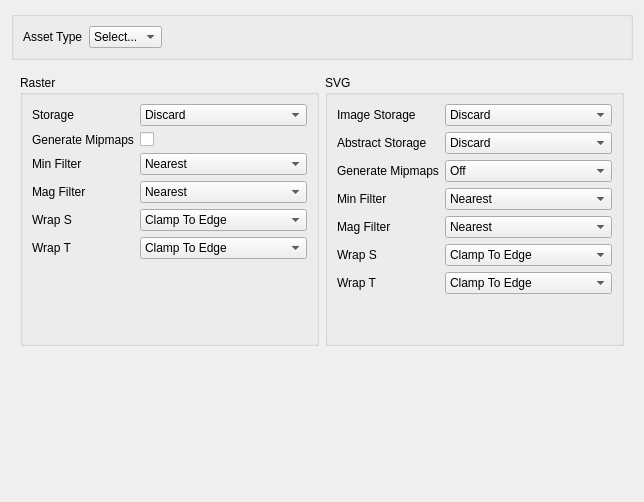
This is editor/ui/tabs/AssetDefaults.ui in RyanDeBarros/Olympian as Qt 5 draws it before an edit. The edited form follows.
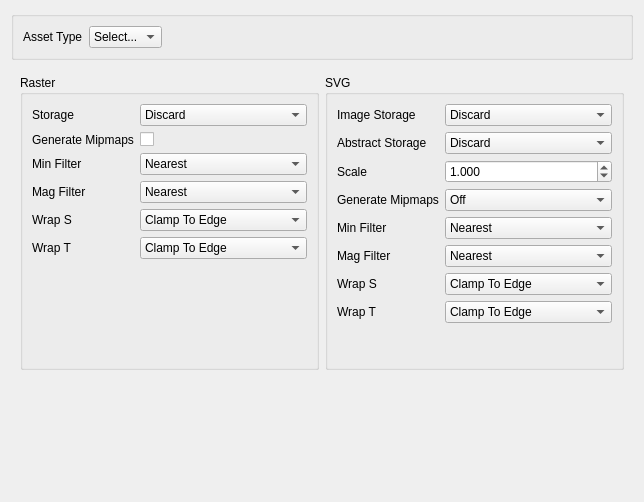
This is the edited form. The open tabs and pages were chosen to show the change.

Commit message: Moved SVG scale to texture settings instead of in sprite params.

```diff
--- a/editor/ui/tabs/AssetDefaults.ui
+++ b/editor/ui/tabs/AssetDefaults.ui
@@ -317,42 +317,42 @@
                 </item>
                </widget>
               </item>
-              <item row="2" column="0">
+              <item row="3" column="0">
                <widget class="QLabel" name="label_10">
                 <property name="text">
                  <string>Generate Mipmaps</string>
                 </property>
                </widget>
               </item>
-              <item row="3" column="0">
+              <item row="4" column="0">
                <widget class="QLabel" name="label_11">
                 <property name="text">
                  <string>Min Filter</string>
                 </property>
                </widget>
               </item>
-              <item row="4" column="0">
+              <item row="5" column="0">
                <widget class="QLabel" name="label_12">
                 <property name="text">
                  <string>Mag Filter</string>
                 </property>
                </widget>
               </item>
-              <item row="5" column="0">
+              <item row="6" column="0">
                <widget class="QLabel" name="label_13">
                 <property name="text">
                  <string>Wrap S</string>
                 </property>
                </widget>
               </item>
-              <item row="6" column="0">
+              <item row="7" column="0">
                <widget class="QLabel" name="label_14">
                 <property name="text">
                  <string>Wrap T</string>
                 </property>
                </widget>
               </item>
-              <item row="2" column="1">
+              <item row="3" column="1">
                <widget class="QComboBox" name="textureSVGMipmaps">
                 <item>
                  <property name="text">
@@ -371,7 +371,7 @@
                 </item>
                </widget>
               </item>
-              <item row="3" column="1">
+              <item row="4" column="1">
                <widget class="QComboBox" name="textureSVGMinFilter">
                 <item>
                  <property name="text">
@@ -405,25 +405,11 @@
                 </item>
                </widget>
               </item>
-              <item row="4" column="1">
-               <widget class="QComboBox" name="textureSVGMagFilter">
-                <item>
-                 <property name="text">
-                  <string>Nearest</string>
-                 </property>
-                </item>
-                <item>
-                 <property name="text">
-                  <string>Linear</string>
-                 </property>
-                </item>
-               </widget>
-              </item>
               <item row="5" column="1">
-               <widget class="QComboBox" name="textureSVGWrapS">
+               <widget class="QComboBox" name="textureSVGMagFilter">
                 <item>
                  <property name="text">
-                  <string>Clamp To Edge</string>
+                  <string>Nearest</string>
                  </property>
                 </item>
                 <item>
@@ -449,6 +435,35 @@
                </widget>
               </item>
               <item row="6" column="1">
+               <widget class="QComboBox" name="textureSVGWrapS">
+                <item>
+                 <property name="text">
+                  <string>Clamp To Edge</string>
+                 </property>
+                </item>
+                <item>
+                 <property name="text">
+                  <string>Clamp To Border</string>
+                 </property>
+                </item>
+                <item>
+                 <property name="text">
+                  <string>Mirrored Repeat</string>
+                 </property>
+                </item>
+                <item>
+                 <property name="text">
+                  <string>Repeat</string>
+                 </property>
+                </item>
+                <item>
+                 <property name="text">
+                  <string>Mirror Clamp To Edge</string>
+                 </property>
+                </item>
+               </widget>
+              </item>
+              <item row="7" column="1">
                <widget class="QComboBox" name="textureSVGWrapT">
                 <item>
                  <property name="text">
@@ -477,6 +492,29 @@
                 </item>
                </widget>
               </item>
+              <item row="2" column="1">
+               <widget class="QDoubleSpinBox" name="textureSVGScale">
+                <property name="decimals">
+                 <number>3</number>
+                </property>
+                <property name="minimum">
+                 <double>0.001000000000000</double>
+                </property>
+                <property name="maximum">
+                 <double>10000.000000000000000</double>
+                </property>
+                <property name="value">
+                 <double>1.000000000000000</double>
+                </property>
+               </widget>
+              </item>
+              <item row="2" column="0">
+               <widget class="QLabel" name="label_24">
+                <property name="text">
+                 <string>Scale</string>
+                </property>
+               </widget>
+              </item>
              </layout>
             </item>
             <item>
```
Left out of the diff: 17 changed lines with no effect on the pictures. The commit also changes 18 other files.
